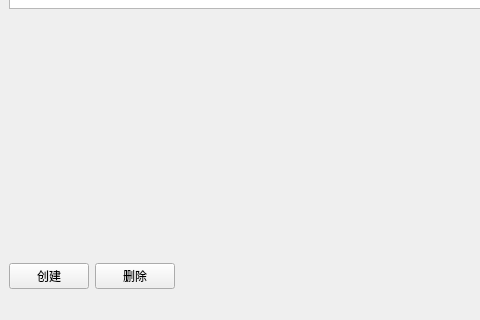
The window that src/widget/mainwindow.ui (HEX9CF/RememberMe) describes before a commit, drawn with Qt 5; both pictures show x 0 to 480 and y 280 to 600 of the 1200 by 600 pixel window.
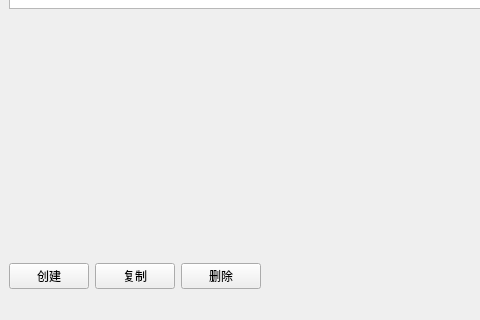
The same window after the commit.

Commit message: 添加复制功能，更新主窗口以支持复制待办事项

```diff
--- a/src/widget/mainwindow.ui
+++ b/src/widget/mainwindow.ui
@@ -60,6 +60,13 @@
           </property>
          </widget>
         </item>
+        <item>
+         <widget class="QPushButton" name="copyButton">
+          <property name="text">
+           <string>复制</string>
+          </property>
+         </widget>
+        </item>
         <item>
          <widget class="QPushButton" name="deleteButton">
           <property name="text">
```
The commit also changes 2 other files.
